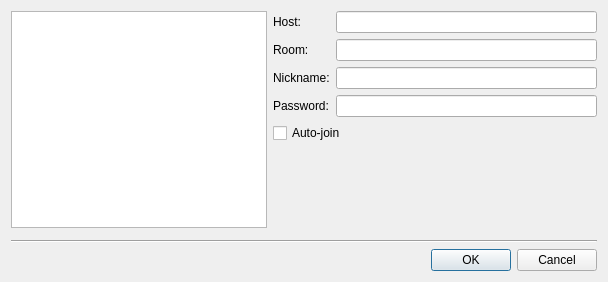
First picture: the form in src/bookmarkmanage.ui, repository mblsha/psi, before the edit.
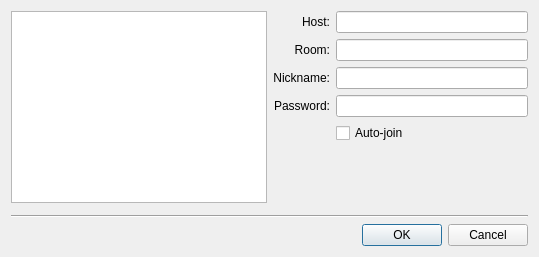
Second picture: the form after the edit.

Commit message: Refactored AccountsComboBox and MUCJoinDlg; Updated layouts of MUCJoinDlg and BookmarkManageDlg.

```diff
--- a/src/bookmarkmanage.ui
+++ b/src/bookmarkmanage.ui
@@ -5,15 +5,15 @@
    <rect>
     <x>0</x>
     <y>0</y>
-    <width>608</width>
-    <height>282</height>
+    <width>539</width>
+    <height>257</height>
    </rect>
   </property>
   <property name="windowTitle" >
    <string>Manage Bookmarks</string>
   </property>
   <layout class="QGridLayout" >
-   <item row="0" column="0" colspan="2" >
+   <item row="0" column="0" >
     <layout class="QVBoxLayout" >
      <item>
       <widget class="QListView" name="listView" >
@@ -31,13 +31,19 @@
      </item>
     </layout>
    </item>
-   <item row="0" column="2" >
+   <item row="0" column="1" >
     <layout class="QGridLayout" >
+     <property name="horizontalSpacing" >
+      <number>-1</number>
+     </property>
      <item row="0" column="0" >
       <widget class="QLabel" name="label" >
        <property name="text" >
         <string>Host:</string>
        </property>
+       <property name="alignment" >
+        <set>Qt::AlignRight|Qt::AlignTrailing|Qt::AlignVCenter</set>
+       </property>
       </widget>
      </item>
      <item row="0" column="1" >
@@ -48,6 +54,9 @@
        <property name="text" >
         <string>Room:</string>
        </property>
+       <property name="alignment" >
+        <set>Qt::AlignRight|Qt::AlignTrailing|Qt::AlignVCenter</set>
+       </property>
       </widget>
      </item>
      <item row="1" column="1" >
@@ -58,6 +67,9 @@
        <property name="text" >
         <string>Nickname:</string>
        </property>
+       <property name="alignment" >
+        <set>Qt::AlignRight|Qt::AlignTrailing|Qt::AlignVCenter</set>
+       </property>
       </widget>
      </item>
      <item row="2" column="1" >
@@ -68,6 +80,9 @@
        <property name="text" >
         <string>Password:</string>
        </property>
+       <property name="alignment" >
+        <set>Qt::AlignRight|Qt::AlignTrailing|Qt::AlignVCenter</set>
+       </property>
       </widget>
      </item>
      <item row="3" column="1" >
@@ -77,36 +92,36 @@
        </property>
       </widget>
      </item>
-     <item row="4" column="0" colspan="2" >
+     <item row="4" column="1" >
       <widget class="QCheckBox" name="autoJoin" >
        <property name="text" >
         <string>Auto-join</string>
        </property>
       </widget>
      </item>
-     <item row="5" column="0" >
+     <item row="5" column="1" >
       <spacer>
        <property name="orientation" >
         <enum>Qt::Vertical</enum>
        </property>
        <property name="sizeHint" >
         <size>
-         <width>20</width>
-         <height>40</height>
+         <width>66</width>
+         <height>31</height>
         </size>
        </property>
       </spacer>
      </item>
     </layout>
    </item>
-   <item row="1" column="0" colspan="3" >
+   <item row="1" column="0" colspan="2" >
     <widget class="Line" name="line" >
      <property name="orientation" >
       <enum>Qt::Horizontal</enum>
      </property>
     </widget>
    </item>
-   <item row="2" column="1" colspan="2" >
+   <item row="2" column="0" colspan="2" >
     <widget class="QDialogButtonBox" name="buttonBox" >
      <property name="standardButtons" >
       <set>QDialogButtonBox::Cancel|QDialogButtonBox::NoButton|QDialogButtonBox::Ok</set>
```
Left out of the diff: 12 changed lines with no effect on the pictures. The commit also changes 7 other files.
